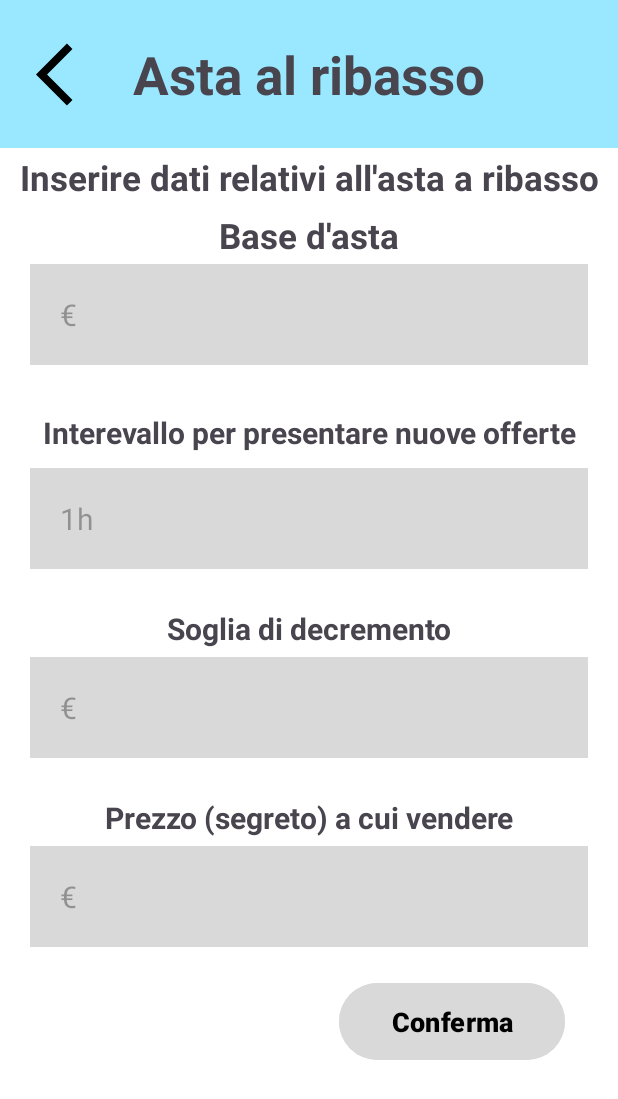
After one commit to FrMa22/ProgettoINGSW_23-24, an Android app built with Jetpack Compose: the AstaRibasso screen opened directly, with no data from a screen before it, on a phone screen of 412 x 824 dp. The commit adds this screen. Shown: the top 1099 px of the screen. Run offline under Robolectric (Android 15) with nearby library versions, the phone set to English and light mode, and no system bars.

Commit message:
varie tipoloigie di asta

```diff
--- /dev/null
+++ b/app/src/main/java/com/example/progettoingsw/AstaRibasso.java
@@ -0,0 +1,35 @@
+package com.example.progettoingsw;
+
+import static com.example.progettoingsw.MainActivity.redirectActivity;
+
+import android.os.Bundle;
+import android.view.View;
+
+import com.google.android.material.button.MaterialButton;
+import androidx.appcompat.app.AppCompatActivity;
+
+
+public class AstaRibasso extends AppCompatActivity{
+
+    @Override
+    protected void onCreate(Bundle savedInstanceState) {
+        super.onCreate(savedInstanceState);
+        setContentView(R.layout.asta_ribasso);
+
+        MaterialButton bottoneConferma = (MaterialButton) findViewById(R.id.bottoneConfermaAstaRibasso);
+        MaterialButton bottoneBack = (MaterialButton) findViewById(R.id.bottoneBackAstaRibasso);
+
+
+        bottoneConferma.setOnClickListener(new View.OnClickListener() {
+            public void onClick(View view) {
+                redirectActivity(AstaRibasso.this, HomeUtente.class);
+            }
+        });
+
+       /* bottoneBack.setOnClickListener(new View.OnClickListener() {
+            public void onClick(View view) {
+                redirectActivity(AstaInglese.this, ???.class);
+            }
+        }); */
+    }
+}
--- a/app/src/main/java/com/example/progettoingsw/MainActivity.java
+++ b/app/src/main/java/com/example/progettoingsw/MainActivity.java
@@ -31,13 +31,13 @@ public class MainActivity extends AppCompatActivity {
         registrazione.setOnClickListener(new View.OnClickListener() {
             public void onClick(View v) {
                 //apre schermata registrazione
-                redirectActivity(MainActivity.this, Registrazione.class);
+                redirectActivity(MainActivity.this, PopUpLogin.class);
             }
         });
 
         bottoneLogin.setOnClickListener(new View.OnClickListener() {
             public void onClick(View view) {
-                Intent intent = new Intent(MainActivity.this, PopUpLogin.class);
+                Intent intent = new Intent(MainActivity.this, AstaRibasso.class);
                 startActivity(intent);
 
             }
--- /dev/null
+++ b/app/src/main/res/drawable/baseline_arrow_back_ios_24.xml
@@ -0,0 +1,5 @@
+<vector android:autoMirrored="true" android:height="50dp"
+    android:tint="#000000" android:viewportHeight="24"
+    android:viewportWidth="24" android:width="50dp" xmlns:android="http://schemas.android.com/apk/res/android">
+    <path android:fillColor="@android:color/white" android:pathData="M11.67,3.87L9.9,2.1 0,12l9.9,9.9 1.77,-1.77L3.54,12z"/>
+</vector>
--- a/app/src/main/res/layout/activity_main.xml
+++ b/app/src/main/res/layout/activity_main.xml
@@ -65,9 +65,9 @@
         android:layout_marginEnd="20dp"
         android:layout_marginBottom="20dp"
         android:background="@color/white"
-
+        android:inputType="textPassword"
         android:drawablePadding="15dp"
-        android:hint="Indirizzo Email"
+        android:hint="Password"
         android:padding="20dp"
         />
 
--- /dev/null
+++ b/app/src/main/res/layout/asta_ribasso.xml
@@ -0,0 +1,170 @@
+<?xml version="1.0" encoding="utf-8"?>
+<RelativeLayout xmlns:android="http://schemas.android.com/apk/res/android"
+    xmlns:app="http://schemas.android.com/apk/res-auto"
+    xmlns:tools="http://schemas.android.com/tools"
+    android:layout_width="match_parent"
+    android:layout_height="match_parent"
+    android:id="@+id/relativeLayoutAstaRibasso"
+    android:background="#FFFFFF"
+    tools:context=".HomeUtente">  <!-- da cambiare-->
+
+    <TextView
+        android:id="@+id/textViewTitoloAstaRibasso"
+        android:layout_width="match_parent"
+        android:layout_height="100dp"
+        android:layout_marginBottom="-1dp"
+        android:gravity="center"
+        android:textSize="35dp"
+        android:textStyle="bold"
+        android:text="Asta al ribasso"
+        android:background="#99E8FF"/>
+    <com.google.android.material.button.MaterialButton
+        android:id="@+id/bottoneBackAstaRibasso"
+        android:layout_width="60dp"
+        android:layout_height="100dp"
+        android:backgroundTint="#99E8FF"
+        android:hint="@string/navigation_drawer_close"
+        android:drawableLeft="@drawable/baseline_arrow_back_ios_24"
+        />
+
+
+    <TextView
+        android:id="@+id/textViewInfoAstaRibasso"
+        android:layout_width="match_parent"
+        android:layout_height="40dp"
+        android:layout_marginBottom="-1dp"
+        android:gravity="center"
+        android:textSize="23dp"
+        android:textStyle="bold"
+        android:text="Inserire dati relativi all\'asta a ribasso"
+        android:layout_below="@id/textViewTitoloAstaRibasso"
+        android:background="#FFFFFF"
+        />
+
+    <TextView
+        android:id="@+id/textViewBaseAstaRibasso"
+        android:layout_width="match_parent"
+        android:layout_height="40dp"
+        android:layout_marginBottom="-1dp"
+        android:gravity="center"
+        android:textSize="23dp"
+        android:textStyle="bold"
+        android:text="Base d\'asta"
+        android:layout_below="@id/textViewInfoAstaRibasso"
+        android:background="#FFFFFF"
+        />
+
+    <EditText
+        android:id="@+id/editTextBaseAstaAstaRibasso"
+        android:layout_width="match_parent"
+        android:layout_height="wrap_content"
+        android:layout_below="@id/textViewBaseAstaRibasso"
+        android:layout_marginStart="20dp"
+        android:layout_marginEnd="20dp"
+        android:layout_marginBottom="20dp"
+        android:background="@color/white"
+        android:hint="€"
+        android:padding="20dp"
+        android:textSize="20dp"
+        android:backgroundTint="#D9D9D9"
+        />
+
+    <TextView
+        android:id="@+id/textViewTimerDecrementoAstaRibasso"
+        android:layout_width="match_parent"
+        android:layout_height="50dp"
+        android:layout_marginBottom="-1dp"
+        android:gravity="center"
+        android:textSize="20dp"
+        android:textStyle="bold"
+        android:text="Interevallo per presentare nuove offerte"
+        android:layout_below="@id/editTextBaseAstaAstaRibasso"
+        android:background="#FFFFFF"
+        />
+
+    <EditText
+        android:id="@+id/editTextTimerDecrementoAstaRibasso"
+        android:layout_width="match_parent"
+        android:layout_height="wrap_content"
+        android:layout_below="@id/textViewTimerDecrementoAstaRibasso"
+        android:layout_marginStart="20dp"
+        android:layout_marginEnd="20dp"
+        android:layout_marginBottom="20dp"
+        android:background="@color/white"
+        android:hint="1h"
+        android:padding="20dp"
+        android:textSize="20dp"
+        android:backgroundTint="#D9D9D9"
+        />
+
+    <TextView
+        android:id="@+id/textViewSogliaDecrementoAstaRibasso"
+        android:layout_width="match_parent"
+        android:layout_height="40dp"
+        android:layout_marginBottom="-1dp"
+        android:gravity="center"
+        android:textSize="20dp"
+        android:textStyle="bold"
+        android:text="Soglia di decremento"
+        android:layout_below="@id/editTextTimerDecrementoAstaRibasso"
+        android:background="#FFFFFF"
+        />
+
+    <EditText
+        android:id="@+id/editTextSogliaDecrementoAstaRibasso"
+        android:layout_width="match_parent"
+        android:layout_height="wrap_content"
+        android:layout_below="@id/textViewSogliaDecrementoAstaRibasso"
+        android:layout_marginStart="20dp"
+        android:layout_marginEnd="20dp"
+        android:layout_marginBottom="20dp"
+        android:background="@color/white"
+        android:hint="€"
+        android:padding="20dp"
+        android:textSize="20dp"
+        android:backgroundTint="#D9D9D9"
+        />
+
+    <TextView
+        android:id="@+id/textViewPrezzoSegretoAstaRibasso"
+        android:layout_width="match_parent"
+        android:layout_height="40dp"
+        android:layout_marginBottom="-1dp"
+        android:gravity="center"
+        android:textSize="20dp"
+        android:textStyle="bold"
+        android:text="Prezzo (segreto) a cui vendere"
+        android:layout_below="@id/editTextSogliaDecrementoAstaRibasso"
+        android:background="#FFFFFF"
+        />
+
+    <EditText
+        android:id="@+id/editTextPrezzoSegretoAstaRibasso"
+        android:layout_width="match_parent"
+        android:layout_height="wrap_content"
+        android:layout_below="@id/textViewPrezzoSegretoAstaRibasso"
+        android:layout_marginStart="20dp"
+        android:layout_marginEnd="20dp"
+        android:layout_marginBottom="20dp"
+        android:background="@color/white"
+        android:hint="€"
+        android:padding="20dp"
+        android:textSize="20dp"
+        android:backgroundTint="#D9D9D9"
+        />
+
+    <com.google.android.material.button.MaterialButton
+        android:id="@+id/bottoneConfermaAstaRibasso"
+        android:layout_width="170dp"
+        android:layout_height="59dp"
+        android:layout_below="@id/editTextPrezzoSegretoAstaRibasso"
+        android:layout_marginRight="35dp"
+        android:layout_marginLeft="226dp"
+        android:backgroundTint="#D9D9D9"
+        android:textStyle="bold"
+        android:text="Conferma"
+        android:textColor="@color/black"
+        android:textSize="18dp"
+        />
+
+</RelativeLayout>
--- a/build.gradle.kts
+++ b/build.gradle.kts
@@ -1,5 +1,5 @@
 // Top-level build file where you can add configuration options common to all sub-projects/modules.
 plugins {
-    id("com.android.application") version "8.1.2" apply false
+    id("com.android.application") version "8.1.3" apply false
     id("org.jetbrains.kotlin.android") version "1.8.10" apply false
 }
```
Also changed, not shown: app/src/main/AndroidManifest.xml (+16 -22 lines), app/src/main/java/com/example/progettoingsw/AstaInglese.java (added, +37 -0 lines), app/src/main/java/com/example/progettoingsw/AstaInversa.java (added, +86 -0 lines), app/src/main/res/layout/asta_inglese.xml (added, +146 -0 lines), app/src/main/res/layout/asta_inversa.xml (added, +160 -0 lines).
